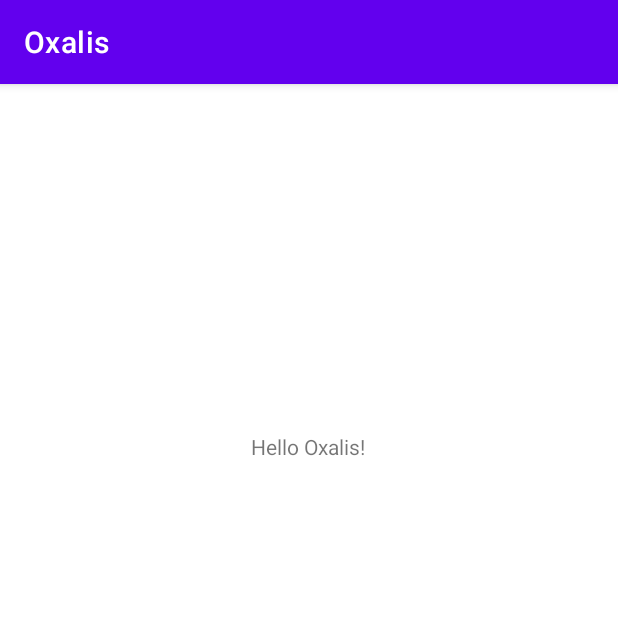
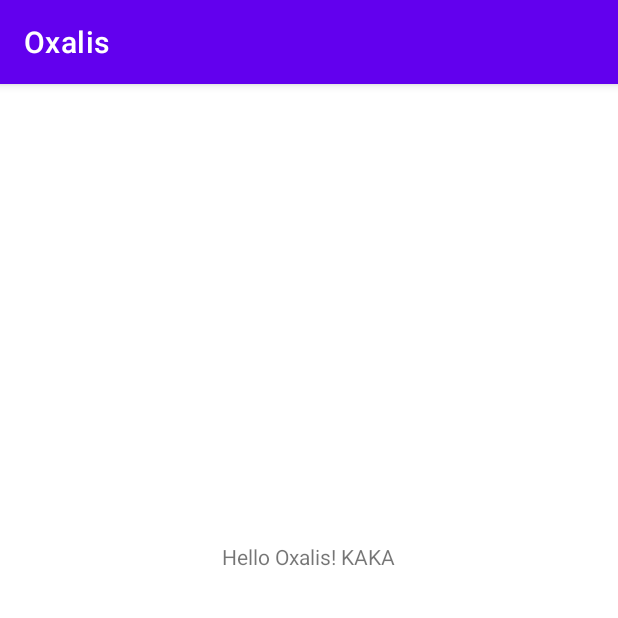
Before and after one commit to lelong1210/Oxalis, an Android app: the screen it shows after launch (MainActivity), on a phone screen of 412 x 824 dp, the top half of it. Run offline under Robolectric (Android 15) with nearby library versions, the phone set to English and light mode, and no system bars.

Commit message:
update file activity_main.xml

```diff
--- a/app/src/main/res/layout/activity_main.xml
+++ b/app/src/main/res/layout/activity_main.xml
@@ -9,12 +9,12 @@
     <TextView
         android:layout_width="wrap_content"
         android:layout_height="wrap_content"
-        android:text="Hello Oxalis!"
+        android:text="Hello Oxalis! KAKA"
         app:layout_constraintBottom_toBottomOf="parent"
         app:layout_constraintHorizontal_bias="0.498"
         app:layout_constraintLeft_toLeftOf="parent"
         app:layout_constraintRight_toRightOf="parent"
         app:layout_constraintTop_toTopOf="parent"
-        app:layout_constraintVertical_bias="0.31" />
+        app:layout_constraintVertical_bias="0.408" />
 
 </androidx.constraintlayout.widget.ConstraintLayout>
```
